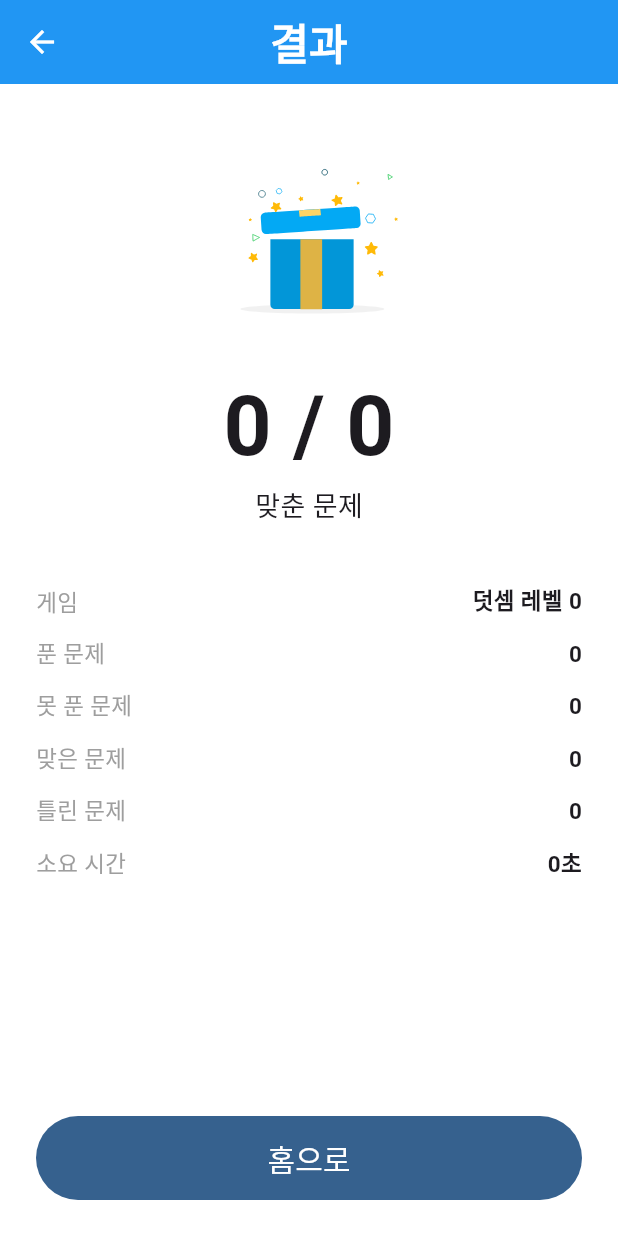
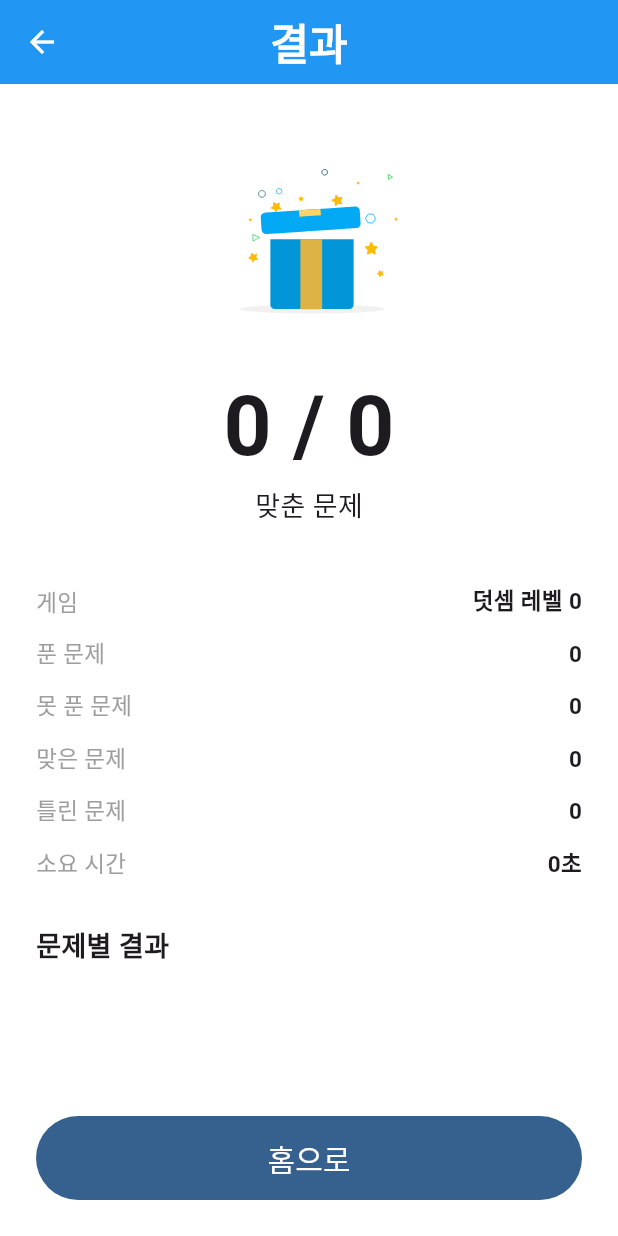
Before and after one commit to TaeSeungRyu/ChildrenMathGame, a Flutter app: the ResultView screen opened directly with empty values, on a phone screen of 412 x 824 dp. Run offline on Flutter 3.47's test engine with Material 3 defaults, Android fonts, the phone set to English and light mode, and no system bars; our stand-ins replace get, google_fonts, lottie, shared_preferences; accounts and stored records are empty; Roboto replaces fonts that are missing (Jua).

Commit message:
자녀용 수학 게임 with claudeCode - 17
1. 게임 종료 후 결과 화면에서도 맞은문제, 틀린문제 보기 기능 추가

```diff
--- a/lib/app/modules/result/result_view.dart
+++ b/lib/app/modules/result/result_view.dart
@@ -3,6 +3,7 @@ import 'package:get/get.dart';
 import 'package:lottie/lottie.dart';
 
 import '../../routes/app_routes.dart';
+import '../../shared/attempt_tile.dart';
 import '../../shared/date_format.dart';
 import 'result_controller.dart';
 
@@ -60,6 +61,22 @@ class ResultView extends GetView<ResultController> {
                       label: '소요 시간',
                       value: formatElapsedSeconds(r.elapsedSeconds),
                     ),
+                    const SizedBox(height: 24),
+                    const Align(
+                      alignment: Alignment.centerLeft,
+                      child: Text(
+                        '문제별 결과',
+                        style: TextStyle(
+                          fontSize: 18,
+                          fontWeight: FontWeight.w600,
+                        ),
+                      ),
+                    ),
+                    const SizedBox(height: 8),
+                    for (var i = 0; i < r.attempts.length; i++) ...[
+                      AttemptTile(index: i + 1, attempt: r.attempts[i]),
+                      const SizedBox(height: 8),
+                    ],
                   ],
                 ),
               ),
```
Also changed, not shown: lib/app/modules/record_detail/record_detail_view.dart (+2 -71 lines), lib/app/shared/attempt_tile.dart (added, +63 -0 lines).
